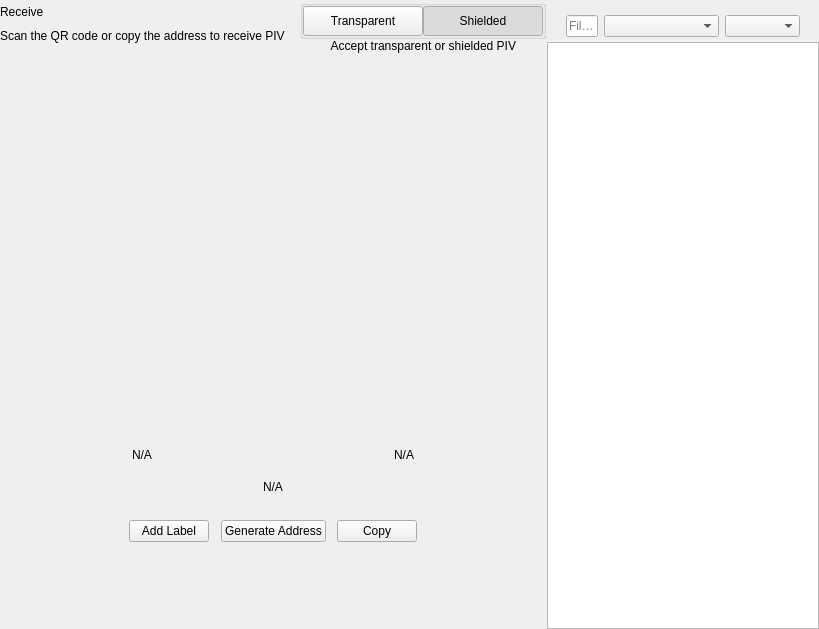
Before: the Qt Designer form source/src/qt/ammocoin/forms/receivewidget.ui in everquin/AMMOcoin, drawn with Qt 5.
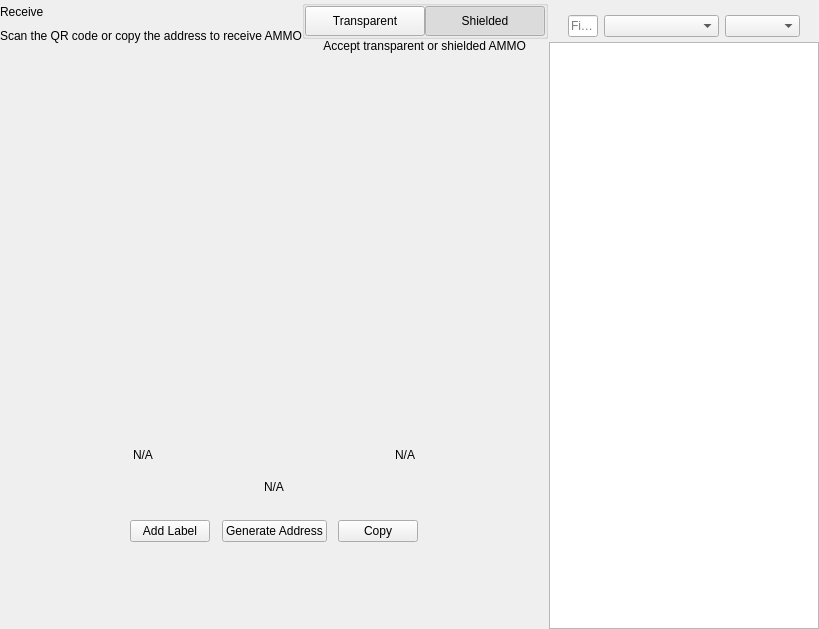
After: the same form once the commit is applied. Custom widgets are drawn as their Qt base class.

What changed in the file:
```diff
--- a/source/src/qt/ammocoin/forms/receivewidget.ui
+++ b/source/src/qt/ammocoin/forms/receivewidget.ui
@@ -78,7 +78,7 @@
             <item alignment="Qt::AlignTop">
              <widget class="QLabel" name="labelSubtitle1">
               <property name="text">
-               <string>Scan the QR code or copy the address to receive PIV</string>
+               <string>Scan the QR code or copy the address to receive AMMO</string>
               </property>
              </widget>
             </item>
@@ -201,7 +201,7 @@
              <item alignment="Qt::AlignHCenter|Qt::AlignTop">
               <widget class="QLabel" name="labelSubtitle2">
                <property name="text">
-                <string>Accept transparent or shielded PIV</string>
+                <string>Accept transparent or shielded AMMO</string>
                </property>
                <property name="alignment">
                 <set>Qt::AlignRight|Qt::AlignTrailing|Qt::AlignVCenter</set>
```
